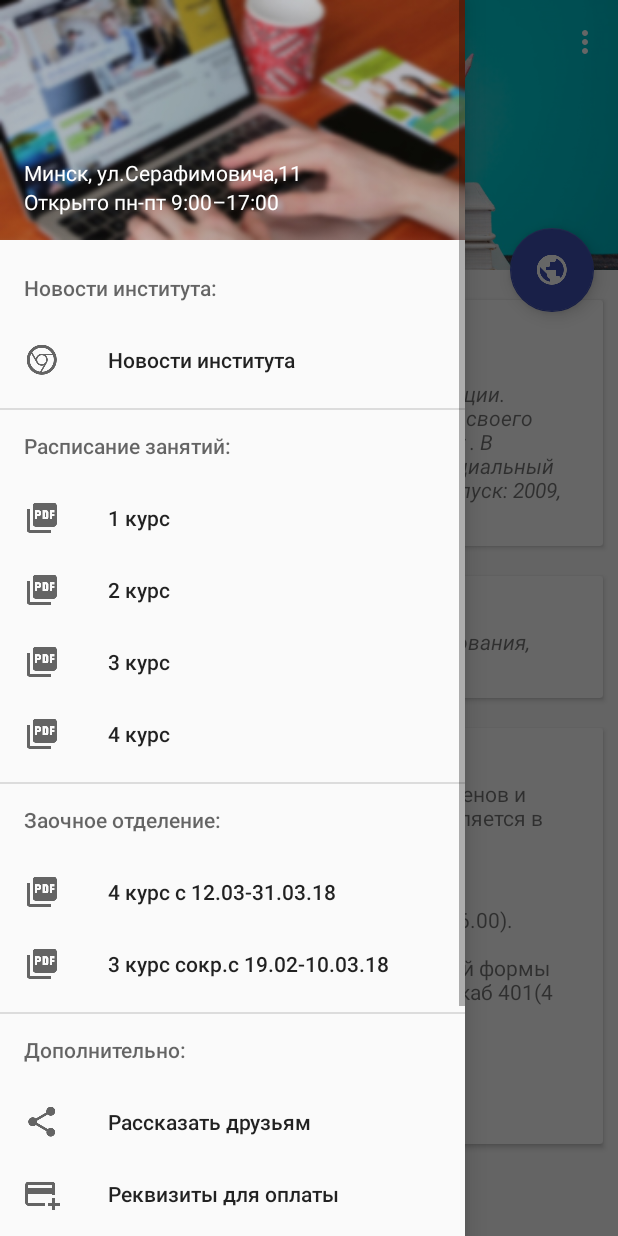
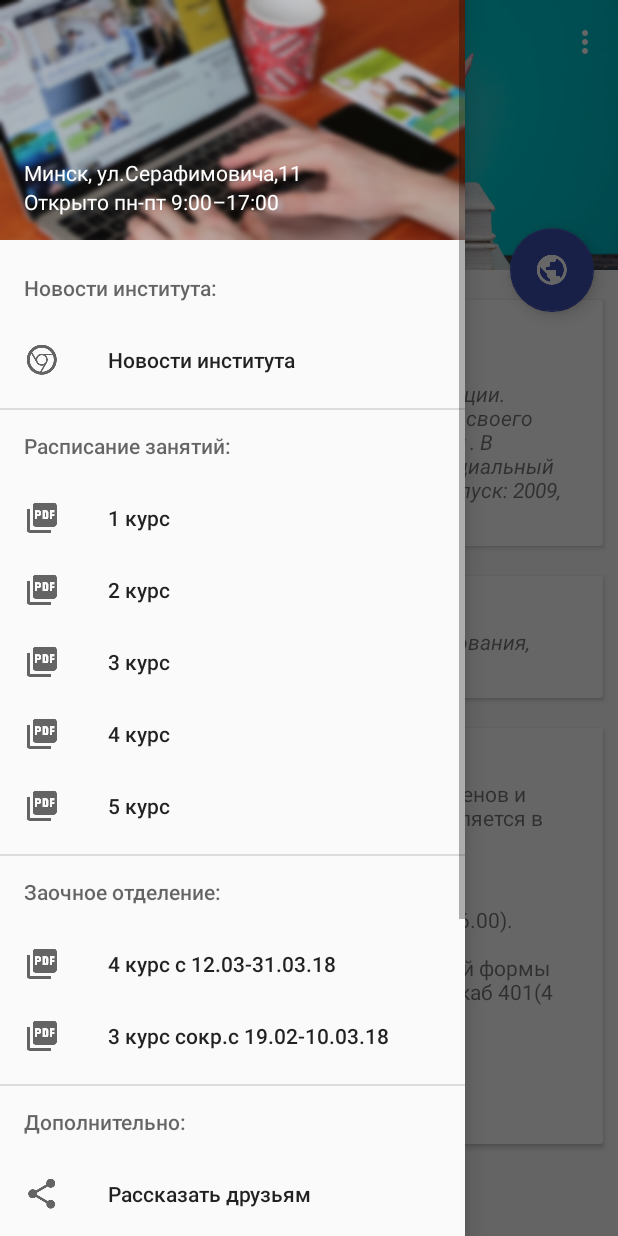
Before and after one commit to kiruha21/IPD3, an Android app: the screen it shows after launch (MainActivity), with the side drawer open, on a phone screen of 412 x 824 dp. Run offline under Robolectric (Android 15) with nearby library versions, the phone set to English and light mode, and no system bars.

Commit message:
1.19.15-YK2019.11.30V
- добавлен 5 курс / расписание
- добавлено расписание звонков

```diff
--- a/app/build.gradle
+++ b/app/build.gradle
@@ -8,9 +8,9 @@ android {
     defaultConfig {
         applicationId "com.yarashevich.kiryl.ipd"
         minSdkVersion 15
-        targetSdkVersion 27
-        versionCode 44
-        versionName "1.19.14-YK2019.05.02V"
+        targetSdkVersion 28
+        versionCode 45
+        versionName "1.19.15-YK2019.11.30V"
         testInstrumentationRunner "android.support.test.runner.AndroidJUnitRunner"
     }
     buildTypes {
--- a/app/src/main/java/com/yarashevich/kiryl/ipd/MainActivity.java
+++ b/app/src/main/java/com/yarashevich/kiryl/ipd/MainActivity.java
@@ -103,6 +103,9 @@ public class MainActivity extends AppCompatActivity
         } else if (id == R.id.nav_4) {
             startActivity(new Intent(this, Nav_D.class));
 
+        } else if (id == R.id.nav_5) {
+            startActivity(new Intent(this, Nav_E.class));
+
         } else if (id == R.id.zaochnoe_a) {
             startActivity(new Intent(this, Zaochnoe_A.class));
 
@@ -114,6 +117,9 @@ public class MainActivity extends AppCompatActivity
 
         } else if (id == R.id.zaochnoe_d) {
             startActivity(new Intent(this, Zaochnoe_D.class));
+
+        } else if (id == R.id.raspz) {
+            startActivity(new Intent(this, RaspZ.class));
 
         } else if (id == R.id.nav_share) {
             Intent sendIntent = new Intent();
--- a/app/src/main/res/menu/activity_main_drawer.xml
+++ b/app/src/main/res/menu/activity_main_drawer.xml
@@ -28,6 +28,10 @@
                     android:id="@+id/nav_4"
                     android:icon="@drawable/ic_picture_as_pdf_black_24dp"
                     android:title="4 курс" />
+                <item
+                    android:id="@+id/nav_5"
+                    android:icon="@drawable/ic_picture_as_pdf_black_24dp"
+                    android:title="5 курс" />
             </menu>
         </item>
     </group>
@@ -59,6 +63,10 @@
                 android:icon="@drawable/ic_timetable_grey600_24dp"
                 android:title="@string/timing" />
             <item
+                android:id="@+id/raspz"
+                android:icon="@drawable/ic_picture_as_pdf_black_24dp"
+                android:title="@string/a2" />
+            <item
                 android:id="@+id/phonebookipd1"
                 android:icon="@drawable/ic_contacts_grey600_24dp"
                 android:title="@string/phonebookipd" />
--- a/app/src/main/res/values/strings.xml
+++ b/app/src/main/res/values/strings.xml
@@ -74,7 +74,7 @@
     */
 
     <string name="a1">Павел ФАДЕЕВ (Индивидуальный Предприниматель)</string>
-    <string name="a2"></string>
+    <string name="a2">Расписание звонков</string>
     <string name="a3"> </string>
     <string name="a4"> </string>
     <string name="a5"> </string>
--- a/build.gradle
+++ b/build.gradle
@@ -7,7 +7,7 @@ buildscript {
         google()
     }
     dependencies {
-        classpath 'com.android.tools.build:gradle:3.4.1'
+        classpath 'com.android.tools.build:gradle:3.5.2'
         classpath 'com.github.dcendents:android-maven-gradle-plugin:1.5'
         classpath "org.jetbrains.kotlin:kotlin-gradle-plugin:$kotlin_version" // Add this line
 
```
Also changed, not shown: app/src/main/AndroidManifest.xml (+7 -0 lines), app/src/main/java/com/yarashevich/kiryl/ipd/RaspZ.java (added, +43 -0 lines), app/src/main/res/layout/raspz.xml (added, +21 -0 lines), gradle/wrapper/gradle-wrapper.properties, 10 other files.
